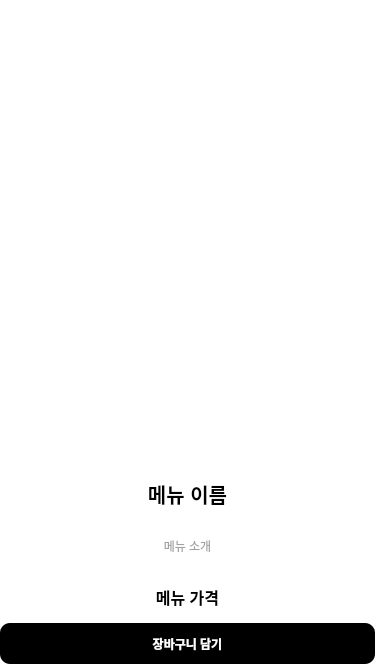
First picture: the form in CustomerClient/orderpage.ui, repository LeeSooBin96/BockPang, before the edit.
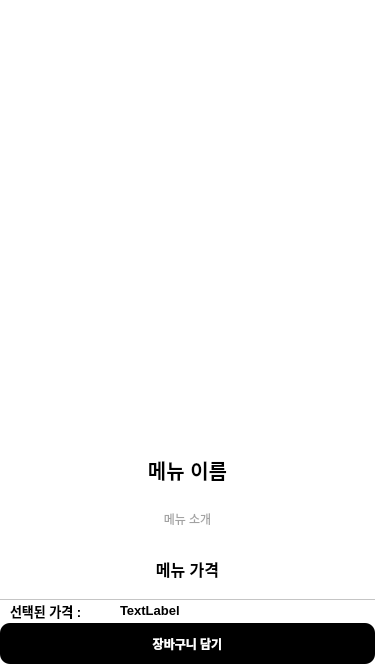
Second picture: the form after the edit. The open tabs and pages were chosen to show the change. Icons and pictures are not drawn.

```diff
--- a/CustomerClient/orderpage.ui
+++ b/CustomerClient/orderpage.ui
@@ -1483,7 +1483,7 @@
          <x>-10</x>
          <y>-1</y>
          <width>391</width>
-         <height>631</height>
+         <height>601</height>
         </rect>
        </property>
        <property name="lineWidth">
@@ -1501,7 +1501,7 @@
           <x>0</x>
           <y>0</y>
           <width>395</width>
-          <height>629</height>
+          <height>599</height>
          </rect>
         </property>
         <layout class="QVBoxLayout" name="OPVlayout" stretch="0">
@@ -1681,6 +1681,53 @@
         <string>장바구니 담기</string>
        </property>
       </widget>
+      <widget class="QWidget" name="layoutWidget">
+       <property name="geometry">
+        <rect>
+         <x>10</x>
+         <y>590</y>
+         <width>351</width>
+         <height>41</height>
+        </rect>
+       </property>
+       <layout class="QHBoxLayout" name="horizontalLayout_18" stretch="3,7">
+        <item>
+         <widget class="QLabel" name="label_28">
+          <property name="font">
+           <font>
+            <pointsize>10</pointsize>
+            <bold>true</bold>
+           </font>
+          </property>
+          <property name="styleSheet">
+           <string notr="true">color: rgb(0, 0, 0);
+background-color: rgba(255, 255, 255,0);</string>
+          </property>
+          <property name="text">
+           <string>선택된 가격 :</string>
+          </property>
+         </widget>
+        </item>
+        <item>
+         <widget class="QLabel" name="lblSelectedPrice">
+          <property name="font">
+           <font>
+            <pointsize>10</pointsize>
+            <bold>true</bold>
+           </font>
+          </property>
+          <property name="styleSheet">
+           <string notr="true">color: rgb(0, 0, 0);
+background-color: rgba(255, 255, 255,0);</string>
+          </property>
+          <property name="text">
+           <string>TextLabel</string>
+          </property>
+         </widget>
+        </item>
+       </layout>
+      </widget>
+      <zorder>layoutWidget</zorder>
       <zorder>scrollArea_2</zorder>
       <zorder>Btn_Marcket_Back_4</zorder>
       <zorder>pushButton</zorder>
```
Left out of the diff: 65 changed lines with no effect on the pictures.
